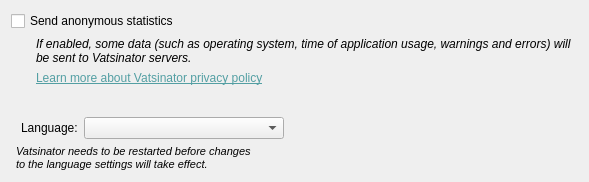
The window that source/ui/pages/miscellaneouspage.ui (Vatsinator/vatsinator-legacy) describes before a commit, drawn with Qt 5.
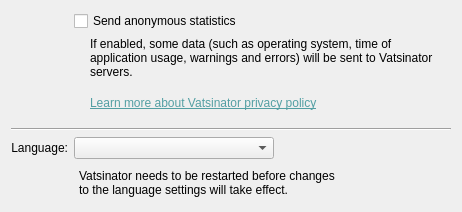
The same window after the commit.

Commit message: Settings Pages design improvements

Diff of the .ui file:
```diff
--- a/source/ui/pages/miscellaneouspage.ui
+++ b/source/ui/pages/miscellaneouspage.ui
@@ -6,28 +6,59 @@
    <rect>
     <x>0</x>
     <y>0</y>
-    <width>589</width>
-    <height>182</height>
+    <width>462</width>
+    <height>212</height>
    </rect>
   </property>
   <property name="windowTitle">
    <string notr="true">Miscellaneous</string>
   </property>
-  <layout class="QVBoxLayout" name="verticalLayout">
-   <item>
-    <widget class="QCheckBox" name="StatsCheckBox">
+  <layout class="QGridLayout" name="gridLayout">
+   <item row="5" column="1" colspan="2">
+    <widget class="QLabel" name="LanguageDescriptionLabel">
      <property name="text">
-      <string>Send anonymous statistics</string>
+      <string>&lt;html&gt;&lt;head/&gt;&lt;body&gt;&lt;p&gt;Vatsinator needs to be restarted before changes&lt;br/&gt;to the language settings will take effect.&lt;/p&gt;&lt;/body&gt;&lt;/html&gt;</string>
      </property>
+     <property name="indent">
+      <number>5</number>
+     </property>
     </widget>
    </item>
-   <item>
-    <widget class="QLabel" name="label">
-     <property name="font">
-      <font>
-       <italic>true</italic>
-      </font>
+   <item row="4" column="1">
+    <widget class="QComboBox" name="LanguageComboBox">
+     <property name="minimumSize">
+      <size>
+       <width>200</width>
+       <height>0</height>
+      </size>
      </property>
+    </widget>
+   </item>
+   <item row="4" column="0">
+    <widget class="QLabel" name="label_9">
+     <property name="text">
+      <string>Language:</string>
+     </property>
+     <property name="alignment">
+      <set>Qt::AlignRight|Qt::AlignTrailing|Qt::AlignVCenter</set>
+     </property>
+    </widget>
+   </item>
+   <item row="4" column="2">
+    <spacer name="horizontalSpacer">
+     <property name="orientation">
+      <enum>Qt::Horizontal</enum>
+     </property>
+     <property name="sizeHint" stdset="0">
+      <size>
+       <width>40</width>
+       <height>20</height>
+      </size>
+     </property>
+    </spacer>
+   </item>
+   <item row="1" column="1" colspan="2">
+    <widget class="QLabel" name="StatsDescriptionLabel">
      <property name="text">
       <string>If enabled, some data (such as operating system, time of application usage, warnings and errors) will be sent to Vatsinator servers.</string>
      </property>
@@ -35,83 +66,31 @@
       <bool>true</bool>
      </property>
      <property name="indent">
-      <number>25</number>
+      <number>16</number>
      </property>
     </widget>
    </item>
-   <item>
-    <widget class="QLabel" name="label_2">
+   <item row="0" column="1" colspan="2">
+    <widget class="QCheckBox" name="StatsCheckBox">
+     <property name="text">
+      <string>Send anonymous statistics</string>
+     </property>
+    </widget>
+   </item>
+   <item row="2" column="1" colspan="2">
+    <widget class="QLabel" name="PrivacyPolicyLabel">
      <property name="text">
       <string>&lt;html&gt;&lt;head/&gt;&lt;body&gt;&lt;p&gt;&lt;a href=&quot;http://vatsinator.eu.org/&quot;&gt;&lt;span style=&quot; text-decoration: underline; color:#539fa3;&quot;&gt;Learn more about Vatsinator privacy policy&lt;/span&gt;&lt;/a&gt;&lt;/p&gt;&lt;/body&gt;&lt;/html&gt;</string>
      </property>
      <property name="indent">
-      <number>25</number>
+      <number>16</number>
      </property>
     </widget>
    </item>
-   <item>
-    <spacer name="verticalSpacer_2">
+   <item row="3" column="0" colspan="3">
+    <widget class="Line" name="line">
      <property name="orientation">
-      <enum>Qt::Vertical</enum>
-     </property>
-     <property name="sizeHint" stdset="0">
-      <size>
-       <width>20</width>
-       <height>388</height>
-      </size>
-     </property>
-    </spacer>
-   </item>
-   <item>
-    <layout class="QHBoxLayout" name="horizontalLayout_4">
-     <item>
-      <widget class="QLabel" name="label_9">
-       <property name="text">
-        <string>Language:</string>
-       </property>
-       <property name="indent">
-        <number>10</number>
-       </property>
-      </widget>
-     </item>
-     <item>
-      <widget class="QComboBox" name="LanguageComboBox">
-       <property name="minimumSize">
-        <size>
-         <width>200</width>
-         <height>0</height>
-        </size>
-       </property>
-      </widget>
-     </item>
-     <item>
-      <spacer name="horizontalSpacer_5">
-       <property name="orientation">
-        <enum>Qt::Horizontal</enum>
-       </property>
-       <property name="sizeHint" stdset="0">
-        <size>
-         <width>40</width>
-         <height>20</height>
-        </size>
-       </property>
-      </spacer>
-     </item>
-    </layout>
-   </item>
-   <item>
-    <widget class="QLabel" name="label_8">
-     <property name="font">
-      <font>
-       <pointsize>8</pointsize>
-       <italic>true</italic>
-      </font>
-     </property>
-     <property name="text">
-      <string>&lt;html&gt;&lt;head/&gt;&lt;body&gt;&lt;p&gt;Vatsinator needs to be restarted before changes&lt;br/&gt;to the language settings will take effect.&lt;/p&gt;&lt;/body&gt;&lt;/html&gt;</string>
-     </property>
-     <property name="indent">
-      <number>5</number>
+      <enum>Qt::Horizontal</enum>
      </property>
     </widget>
    </item>
```
The commit also changes 8 other files.
